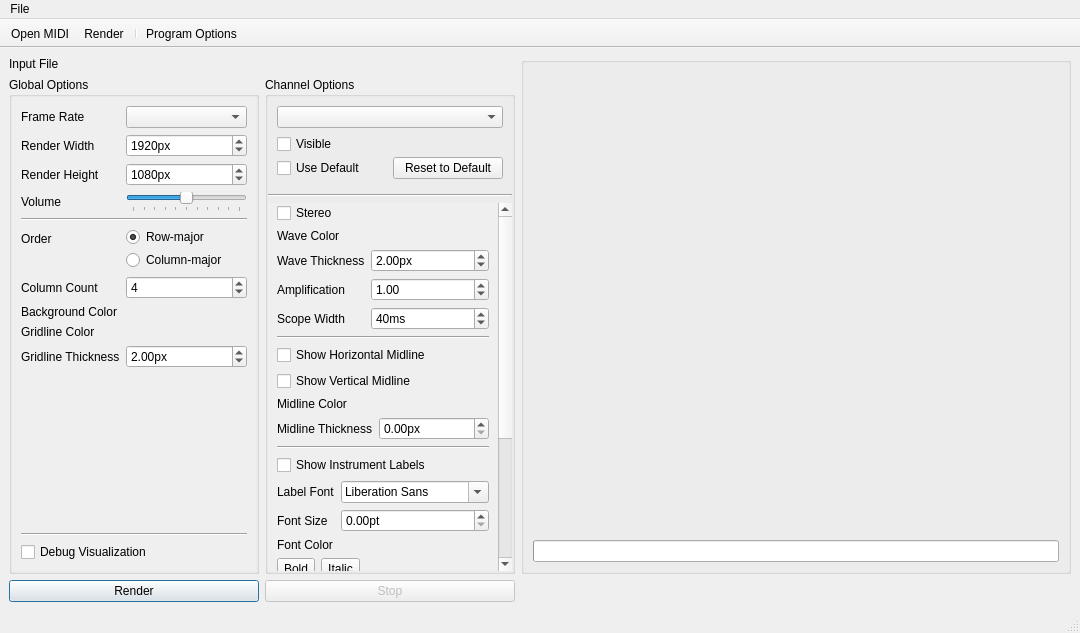
Robert-Furth/Osmium, file src/mainwindow.ui: the form before one commit.
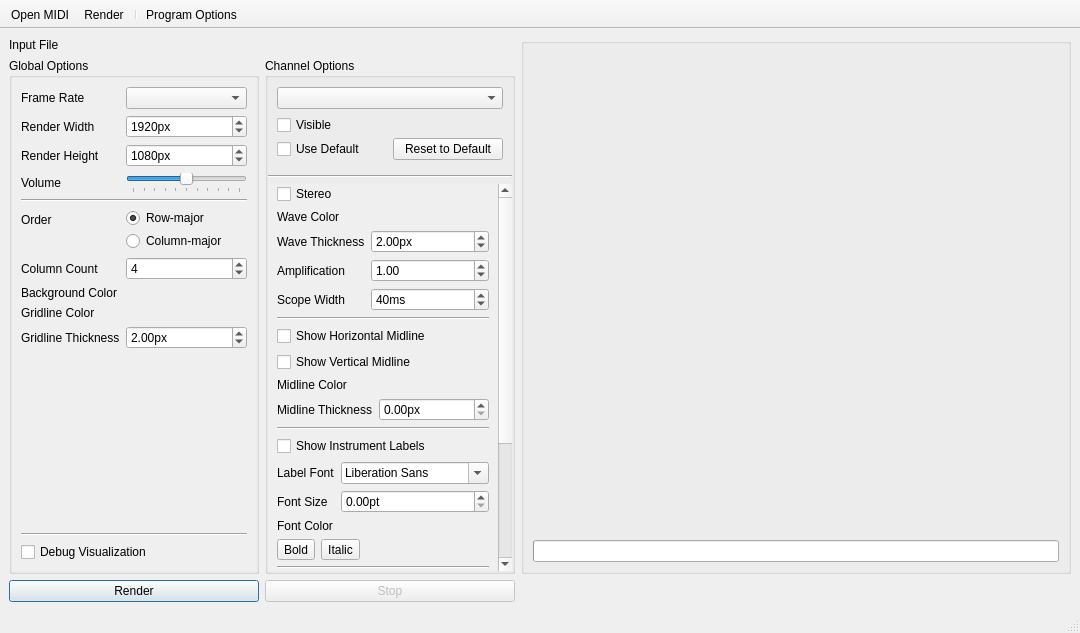
The form after the commit. Icons and pictures are not drawn. Custom widgets are drawn as their Qt base class.

Commit message: Remove title bar from main window

What changed in the file:
```diff
--- a/src/mainwindow.ui
+++ b/src/mainwindow.ui
@@ -68,7 +68,7 @@
             <x>0</x>
             <y>0</y>
             <width>244</width>
-            <height>464</height>
+            <height>485</height>
            </rect>
           </property>
           <layout class="QVBoxLayout" name="verticalLayout_5">
@@ -1106,29 +1106,6 @@
    <addaction name="separator"/>
    <addaction name="actionOptions"/>
   </widget>
-  <widget class="QMenuBar" name="menuBar">
-   <property name="geometry">
-    <rect>
-     <x>0</x>
-     <y>0</y>
-     <width>1080</width>
-     <height>21</height>
-    </rect>
-   </property>
-   <property name="sizePolicy">
-    <sizepolicy hsizetype="MinimumExpanding" vsizetype="Fixed">
-     <horstretch>0</horstretch>
-     <verstretch>0</verstretch>
-    </sizepolicy>
-   </property>
-   <widget class="QMenu" name="menuFile">
-    <property name="title">
-     <string>File</string>
-    </property>
-    <addaction name="actionOpen"/>
-   </widget>
-   <addaction name="menuFile"/>
-  </widget>
   <action name="actionOpen">
    <property name="icon">
     <iconset resource="resources.qrc">
```
